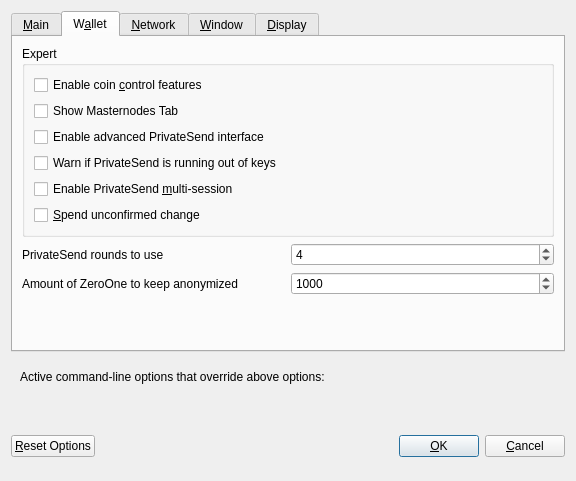
Above: src/qt/forms/optionsdialog.ui from zocteam/zeroonecoin before the change. Below: the same form after it.
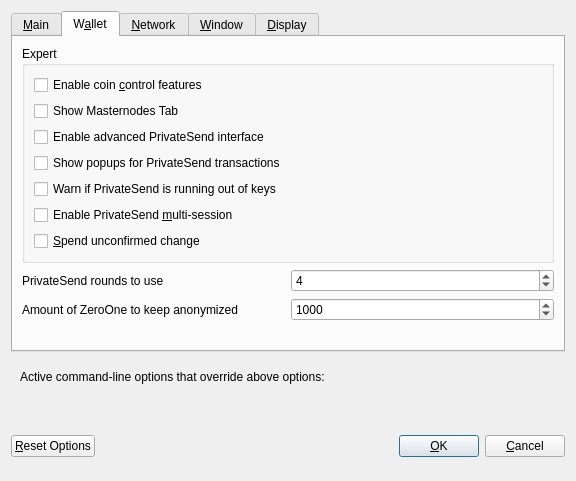
That is the form after the change. The open tabs and pages were chosen to show the change. Custom widgets are drawn as their Qt base class.

```diff
--- a/src/qt/forms/optionsdialog.ui
+++ b/src/qt/forms/optionsdialog.ui
@@ -176,6 +176,16 @@
             </property>
            </widget>
           </item>
+          <item>
+           <widget class="QCheckBox" name="showPrivateSendPopups">
+            <property name="toolTip">
+             <string>Show system popups for PrivateSend mixing transactions&lt;br/&gt;just like for all other transaction types.</string>
+            </property>
+            <property name="text">
+             <string>Show popups for PrivateSend transactions</string>
+            </property>
+           </widget>
+          </item>
           <item>
            <widget class="QCheckBox" name="lowKeysWarning">
             <property name="toolTip">
@@ -227,7 +237,7 @@
             <number>2</number>
            </property>
            <property name="maximum">
-            <number>8</number>
+            <number>16</number>
            </property>
            <property name="value">
             <number>4</number>
```
